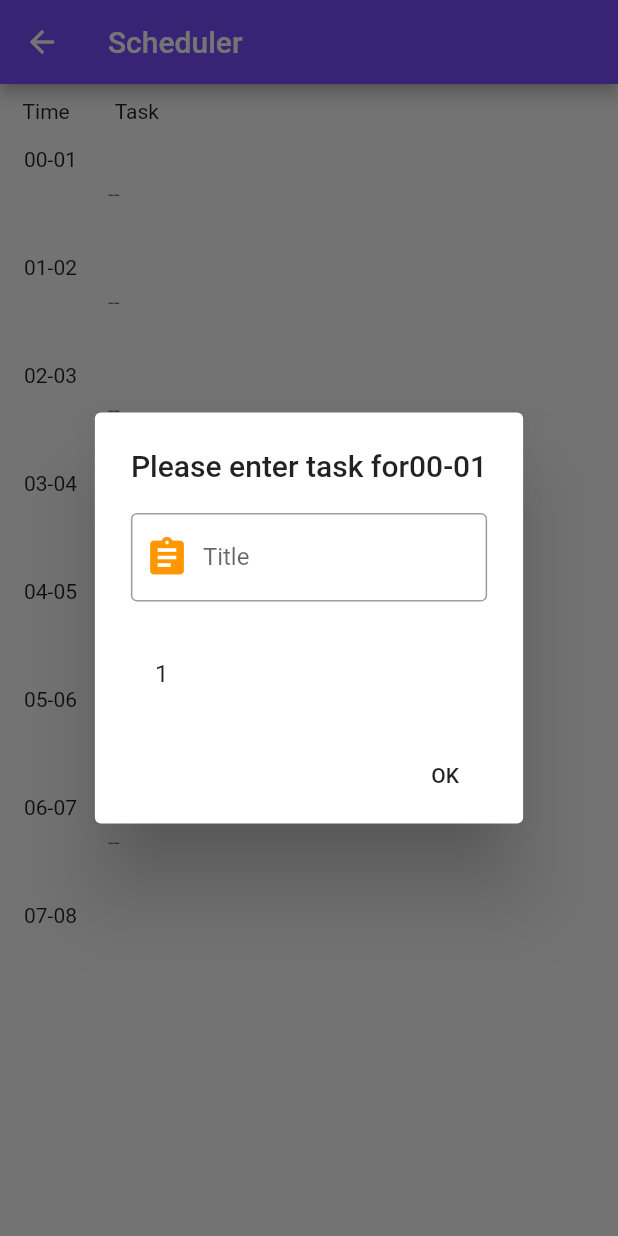
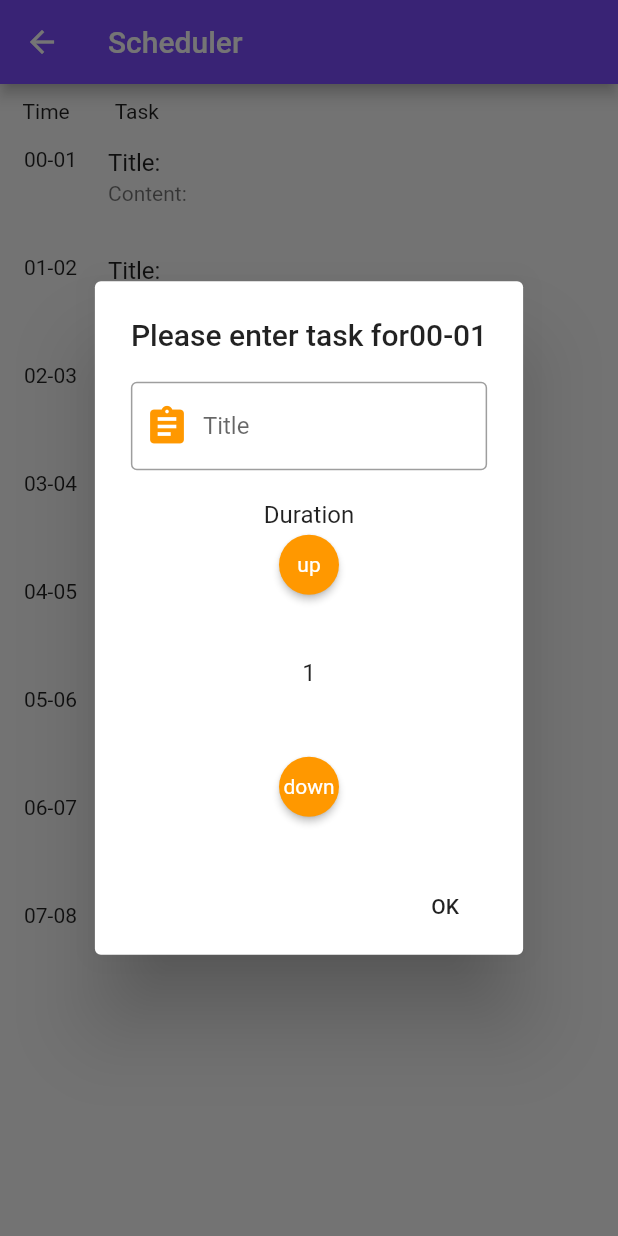
Before and after one commit to ellenpoon/ToDoList, a Flutter app: the Scheduler screen opened directly, after a tap on "00-01", on a phone screen of 412 x 824 dp. Run offline on Flutter 3.47's test engine with Material 2 defaults, Android fonts, the phone set to English and light mode, and no system bars.

Commit message:
allowing schedule alert buttons in center

```diff
--- a/lib/Class/to_do_item.dart
+++ b/lib/Class/to_do_item.dart
@@ -1,21 +1,21 @@
 class ToDoItem {
-  final String title;
-  final String content;
+  String title;
+  String content;
 
-  ToDoItem({this.title, this.content});
+  ToDoItem({this.title = '', this.content = ''});
 }
 
-ToDoItem a = ToDoItem(title: "", content: "");
-List<ToDoItem> TaskToday = List.filled(24, a);
-
-extension ListUpdate<ToDoItem> on List {
-  List update(int pos, ToDoItem t) {
-    List<ToDoItem> list = new List();
-    list.add(t);
-    replaceRange(pos, pos + 1, list);
-    return this;
-  }
-}
+// ToDoItem a = ToDoItem(title: "", content: "");
+// List<ToDoItem> TaskToday = List.filled(24, a);
+//
+// extension ListUpdate<ToDoItem> on List {
+//   List update(int pos, ToDoItem t) {
+//     List<ToDoItem> list = new List();
+//     list.add(t);
+//     replaceRange(pos, pos + 1, list);
+//     return this;
+//   }
+// }
 
 final listview_start = 0;
 final listview_end = 24;
--- a/lib/Scheduler.dart
+++ b/lib/Scheduler.dart
@@ -1,5 +1,6 @@
 import 'package:flutter/material.dart';
 import 'Class/to_do_item.dart';
+import 'To Do List.dart';
 
 class Scheduler extends StatefulWidget {
   @override
@@ -24,6 +25,9 @@ class _Scheduler extends State<Scheduler> {
   final whattodo = TextEditingController();
   final duration = TextEditingController();
 
+  // var TaskToday = new List<ToDoItem>.from(ItemObject);
+  List<ToDoItem> TaskToday =
+      List<ToDoItem>.generate(24, (index) => ToDoItem(title: ''));
   // List<ToDoItem> TaskToday = (ItemObject,24);
 
 //   extension ListUpdate<ToDoItem> on List {
@@ -43,7 +47,10 @@ class _Scheduler extends State<Scheduler> {
           return AlertDialog(
               title: Text('Please enter task for' + timeslot[index]),
               content: SingleChildScrollView(
-                child: ListBody(
+                child: Center(
+                  child: Column(
+                    mainAxisSize: MainAxisSize.min,
+                    mainAxisAlignment: MainAxisAlignment.center,
                     children: <Widget>[
                       TextField(
                         controller: whattodo,
@@ -62,42 +69,61 @@ class _Scheduler extends State<Scheduler> {
                         ),
                       ),
                       SizedBox(height: 20),
-                    // Container(
-                    //   width: 50,
-                    //   height: 100,
-                    //   child: TextField(
-                    //     controller: duration,
-                    //     obscureText: false,
-                    //     decoration: InputDecoration(
-                    //       border: OutlineInputBorder(
-                    //           borderSide: BorderSide(
-                    //               color: Colors
-                    //                   .fordeepOrangeAccent)),
-                    //       labelText: 'Duration',
-                    //       labelStyle: TextStyle(),
-                    //       prefixIcon: Icon(
-                    //         Icons.assignment,
-                    //         color: Colors.orange,
-                    //         size: 30,
-                    //       ),
-                    //     ),
-                    //   ),
-                    // ),
+                      Text('Duration'),
+                      RawMaterialButton(
+                          child: Text(
+                            'up',
+                            style: TextStyle(color: Colors.white, fontSize: 14),
+                          ),
+                          constraints: BoxConstraints.tight(Size(40, 40)),
+                          fillColor: Colors.orange,
+                          splashColor: Colors.deepOrange,
+                          shape: StadiumBorder(),
+                          onPressed: () {
+                            setState(() {
+                              // timeslotcontrol.animateTo(
+                              //     timeslotcontrol.offset - 40,
+                              //     curve: Curves.linear,
+                              //     duration: Duration(milliseconds: 500));
+                            });
+                          }),
+                      SizedBox(height: 20),
                       Container(
-                        width: 40,
-                        height: 40,
+                        width: 80,
+                        height: 60,
                         child: ListView.builder(
                             itemCount: listview_end - listview_start - index,
                             itemBuilder: (BuildContext context, int index) {
                               return ListTile(
-                                  title: Text((index + 1).toString()),
+                                  title: Center(
+                                      child: Text((index + 1).toString())),
                                   onTap: () {
                                     setState(() {
                                       duration.text = index.toString();
                                     });
                                   });
-                            }))
+                            }),
+                      ),
+                      SizedBox(height: 20),
+                      RawMaterialButton(
+                          child: Text(
+                            'down',
+                            style: TextStyle(color: Colors.white, fontSize: 14),
+                          ),
+                          constraints: BoxConstraints.tight(Size(40, 40)),
+                          fillColor: Colors.orange,
+                          splashColor: Colors.deepOrange,
+                          shape: StadiumBorder(),
+                          onPressed: () {
+                            setState(() {
+                              // timeslotcontrol.animateTo(
+                              //     timeslotcontrol.offset - 40,
+                              //     curve: Curves.linear,
+                              //     duration: Duration(milliseconds: 500));
+                            });
+                          }),
                     ],
+                  ),
                 ),
               ),
               actions: <Widget>[
@@ -106,34 +132,27 @@ class _Scheduler extends State<Scheduler> {
                     onPressed: () {
                       setState(() {
                         var tmp = int.parse(duration.text);
-                        print(tmp);
+//                        print(tmp);
+                        //  print('input text for index$index: ${whattodo.text}');
 
                         for (int i = index; i <= index + tmp; i++) {
-                          ToDoItem ItemObject =
-                              ToDoItem(title: whattodo.text, content: "");
-                          TaskToday[i] = ItemObject;
+                          TaskToday[i].title = whattodo.text;
+                        }
+                        //
+//                        for (int i = 0; i <= 23; i++) {
+//                          print(i.toString() + ':  ' + TaskToday[i].title);
+//                        }
+                        Navigator.of(context).pop();
+                        //List<ToDoItem> _TaskToday = List<ToDoItem>();
+                        // _TaskToday = TaskToday;
+                        // Navigator.push(
+                        //     context,
+                        //     MaterialPageRoute(
+                        //         builder: (context) => MyHomePage(
+                        //           TaskToday: TaskToday,
+                        //         )));
+                        whattodo.text = '';
 
-                          print(TaskToday.length);
-
-                          //print(TaskToday[i].title);
-                          //TaskToday.remove(i);
-                          // TaskToday.insert(i, ItemObject);
-                          //TaskToday[i].title = whattodo.text;
-                          // if (i == index) {
-                          //   TaskToday.update(
-                          //   TaskToday.update(
-                          //       i,
-                          //       ToDoItem(
-                          //         title: whattodo.text,
-                          //         content: "new",
-                          //       ));
-                          // }
-                        }
-                        for (int i = 0; i <= 23; i++) {
-                          print(i.toString() + ':  ' + TaskToday[i].title);
-                        }
-                        Navigator.of(context).pop();
-                        whattodo.text = '';
                         // duration.text = 1;
                       });
                     })
@@ -143,9 +162,8 @@ class _Scheduler extends State<Scheduler> {
 
   @override
   Widget build(BuildContext context) {
-    ToDoItem ItemObject = ToDoItem(title: '', content: '');
-    // var TaskToday = new List<ToDoItem>.from(ItemObject);
-    List<ToDoItem> TaskToday = List.filled(24, ItemObject, growable: true);
+    for (var j = 0; j < TaskToday.length; j++)
+      print('$j : ' + TaskToday[j].title ?? "N/A");
     // TaskToday.add (ItemObject,24);
     return Scaffold(
       appBar: AppBar(
@@ -171,10 +189,13 @@ class _Scheduler extends State<Scheduler> {
                   child: ListView.builder(
                       itemCount: listview_end - listview_start,
                       itemBuilder: (BuildContext context, int index) {
+//                        print('building $index');
                         return ListTile(
                           leading: Text(timeslot[index + listview_start]),
-                          title: Text(TaskToday[index].content),
-                          subtitle: Text('--'),
+                          title: Text('Title: ' + TaskToday[index].title),
+                          //trailing: Icon(Icons.call_missed_outgoing),
+                          subtitle:
+                              Text('Content: ' + TaskToday[index].content),
                           onTap: () {
                             _showDialog(index);
                           },
--- a/pubspec.yaml
+++ b/pubspec.yaml
@@ -29,6 +29,9 @@ dependencies:
   # Use with the CupertinoIcons class for iOS style icons.
   cupertino_icons: ^0.1.3
   flutter_sparkline: "^0.1.0"
+  flutter_material_pickers: ^1.8.0
+
+
 dev_dependencies:
   flutter_test:
     sdk: flutter
```
Also changed, not shown: lib/SwipeToDel.dart (added, +66 -0 lines), lib/To Do List.dart (+67 -14 lines), pubspec.lock, 3 other files. Lines whose indentation alone changed are shown as unchanged.
